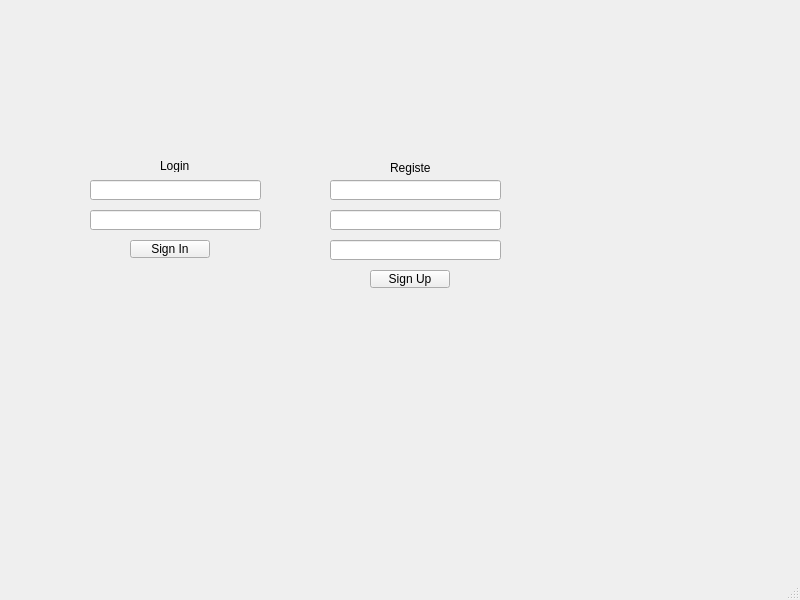
First picture: the form in login.ui, repository FRESH00L/ChatApp, before the edit.
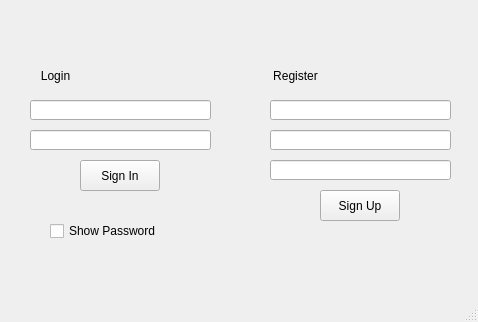
Second picture: the form after the edit.

```diff
--- a/login.ui
+++ b/login.ui
@@ -6,8 +6,8 @@
    <rect>
     <x>0</x>
     <y>0</y>
-    <width>800</width>
-    <height>600</height>
+    <width>478</width>
+    <height>322</height>
    </rect>
   </property>
   <property name="windowTitle">
@@ -17,9 +17,9 @@
    <widget class="QLineEdit" name="usernameLoginLineEdit">
     <property name="geometry">
      <rect>
-      <x>90</x>
-      <y>180</y>
-      <width>171</width>
+      <x>30</x>
+      <y>100</y>
+      <width>181</width>
       <height>20</height>
      </rect>
     </property>
@@ -27,22 +27,25 @@
    <widget class="QLabel" name="label">
     <property name="geometry">
      <rect>
-      <x>160</x>
-      <y>160</y>
-      <width>37</width>
-      <height>12</height>
+      <x>30</x>
+      <y>60</y>
+      <width>51</width>
+      <height>31</height>
      </rect>
     </property>
     <property name="text">
      <string>Login</string>
     </property>
+    <property name="alignment">
+     <set>Qt::AlignCenter</set>
+    </property>
    </widget>
    <widget class="QLineEdit" name="passwordLoginLineEdit">
     <property name="geometry">
      <rect>
-      <x>90</x>
-      <y>210</y>
-      <width>171</width>
+      <x>30</x>
+      <y>130</y>
+      <width>181</width>
       <height>20</height>
      </rect>
     </property>
@@ -50,10 +53,10 @@
    <widget class="QPushButton" name="signInPushButton">
     <property name="geometry">
      <rect>
-      <x>130</x>
-      <y>240</y>
+      <x>80</x>
+      <y>160</y>
       <width>80</width>
-      <height>18</height>
+      <height>31</height>
      </rect>
     </property>
     <property name="text">
@@ -63,22 +66,25 @@
    <widget class="QLabel" name="label_2">
     <property name="geometry">
      <rect>
-      <x>390</x>
-      <y>160</y>
-      <width>41</width>
-      <height>16</height>
+      <x>270</x>
+      <y>60</y>
+      <width>51</width>
+      <height>31</height>
      </rect>
     </property>
     <property name="text">
      <string>Register</string>
     </property>
+    <property name="alignment">
+     <set>Qt::AlignCenter</set>
+    </property>
    </widget>
    <widget class="QLineEdit" name="usernameRegistepLineEdit">
     <property name="geometry">
      <rect>
-      <x>330</x>
-      <y>180</y>
-      <width>171</width>
+      <x>270</x>
+      <y>100</y>
+      <width>181</width>
       <height>20</height>
      </rect>
     </property>
@@ -86,9 +92,9 @@
    <widget class="QLineEdit" name="passwordRegisterLineEdit">
     <property name="geometry">
      <rect>
-      <x>330</x>
-      <y>210</y>
-      <width>171</width>
+      <x>270</x>
+      <y>130</y>
+      <width>181</width>
       <height>20</height>
      </rect>
     </property>
@@ -96,9 +102,9 @@
    <widget class="QLineEdit" name="checkPasswordLineEdit">
     <property name="geometry">
      <rect>
-      <x>330</x>
-      <y>240</y>
-      <width>171</width>
+      <x>270</x>
+      <y>160</y>
+      <width>181</width>
       <height>20</height>
      </rect>
     </property>
@@ -106,16 +112,29 @@
    <widget class="QPushButton" name="signUpPushButton">
     <property name="geometry">
      <rect>
-      <x>370</x>
-      <y>270</y>
+      <x>320</x>
+      <y>190</y>
       <width>80</width>
-      <height>18</height>
+      <height>31</height>
      </rect>
     </property>
     <property name="text">
      <string>Sign Up</string>
     </property>
    </widget>
+   <widget class="QCheckBox" name="showPasswordCheckBox">
+    <property name="geometry">
+     <rect>
+      <x>50</x>
+      <y>220</y>
+      <width>161</width>
+      <height>22</height>
+     </rect>
+    </property>
+    <property name="text">
+     <string>Show Password</string>
+    </property>
+   </widget>
   </widget>
   <widget class="QMenuBar" name="menubar">
    <property name="geometry">
```
Left out of the diff: 6 changed lines with no effect on the pictures.
